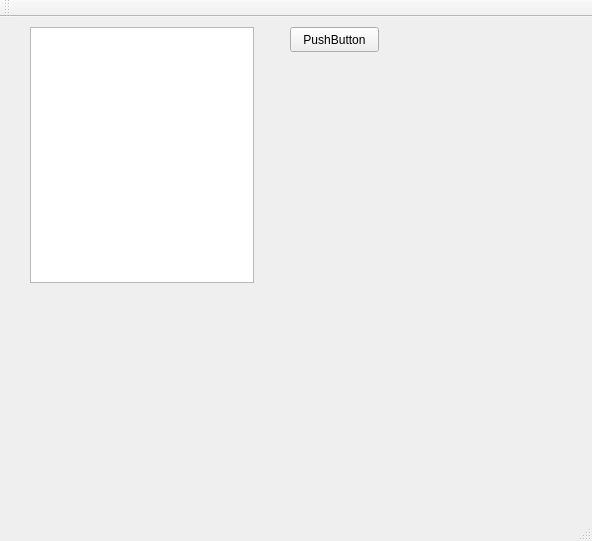
This is invaders_qt/invaders/mainwindow.ui in McMm77/8080 as Qt 5 draws it before an edit. The edited form follows.
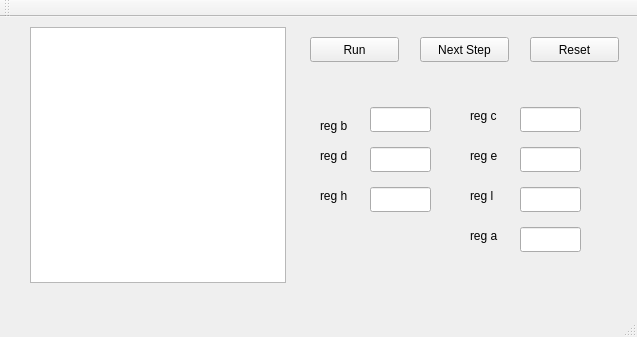
This is the edited form.

```diff
--- a/invaders_qt/invaders/mainwindow.ui
+++ b/invaders_qt/invaders/mainwindow.ui
@@ -6,8 +6,8 @@
    <rect>
     <x>0</x>
     <y>0</y>
-    <width>592</width>
-    <height>541</height>
+    <width>637</width>
+    <height>337</height>
    </rect>
   </property>
   <property name="sizePolicy">
@@ -31,7 +31,7 @@
      <rect>
       <x>30</x>
       <y>10</y>
-      <width>224</width>
+      <width>256</width>
       <height>256</height>
      </rect>
     </property>
@@ -43,13 +43,13 @@
     </property>
     <property name="minimumSize">
      <size>
-      <width>224</width>
+      <width>256</width>
       <height>256</height>
      </size>
     </property>
     <property name="maximumSize">
      <size>
-      <width>224</width>
+      <width>256</width>
       <height>256</height>
      </size>
     </property>
@@ -57,14 +57,214 @@
    <widget class="QPushButton" name="emulation_trigger">
     <property name="geometry">
      <rect>
-      <x>290</x>
-      <y>10</y>
+      <x>310</x>
+      <y>20</y>
       <width>89</width>
       <height>25</height>
      </rect>
     </property>
     <property name="text">
-     <string>PushButton</string>
+     <string>Run</string>
+    </property>
+   </widget>
+   <widget class="QPushButton" name="step_button">
+    <property name="geometry">
+     <rect>
+      <x>420</x>
+      <y>20</y>
+      <width>89</width>
+      <height>25</height>
+     </rect>
+    </property>
+    <property name="text">
+     <string>Next Step</string>
+    </property>
+   </widget>
+   <widget class="QPushButton" name="reset_button">
+    <property name="geometry">
+     <rect>
+      <x>530</x>
+      <y>20</y>
+      <width>89</width>
+      <height>25</height>
+     </rect>
+    </property>
+    <property name="text">
+     <string>Reset</string>
+    </property>
+   </widget>
+   <widget class="QLineEdit" name="reg_b_edit">
+    <property name="geometry">
+     <rect>
+      <x>370</x>
+      <y>90</y>
+      <width>61</width>
+      <height>25</height>
+     </rect>
+    </property>
+   </widget>
+   <widget class="QLineEdit" name="reg_c_edit">
+    <property name="geometry">
+     <rect>
+      <x>520</x>
+      <y>90</y>
+      <width>61</width>
+      <height>25</height>
+     </rect>
+    </property>
+   </widget>
+   <widget class="QLineEdit" name="reg_d_edit">
+    <property name="geometry">
+     <rect>
+      <x>370</x>
+      <y>130</y>
+      <width>61</width>
+      <height>25</height>
+     </rect>
+    </property>
+   </widget>
+   <widget class="QLineEdit" name="reg_e_edit">
+    <property name="geometry">
+     <rect>
+      <x>520</x>
+      <y>130</y>
+      <width>61</width>
+      <height>25</height>
+     </rect>
+    </property>
+   </widget>
+   <widget class="QLineEdit" name="reg_h_edit">
+    <property name="geometry">
+     <rect>
+      <x>370</x>
+      <y>170</y>
+      <width>61</width>
+      <height>25</height>
+     </rect>
+    </property>
+   </widget>
+   <widget class="QLineEdit" name="reg_l_edit">
+    <property name="geometry">
+     <rect>
+      <x>520</x>
+      <y>170</y>
+      <width>61</width>
+      <height>25</height>
+     </rect>
+    </property>
+   </widget>
+   <widget class="QLineEdit" name="reg_a_edit">
+    <property name="geometry">
+     <rect>
+      <x>520</x>
+      <y>210</y>
+      <width>61</width>
+      <height>25</height>
+     </rect>
+    </property>
+   </widget>
+   <widget class="QLabel" name="reg_b_label">
+    <property name="geometry">
+     <rect>
+      <x>320</x>
+      <y>100</y>
+      <width>41</width>
+      <height>17</height>
+     </rect>
+    </property>
+    <property name="text">
+     <string>reg b</string>
+    </property>
+   </widget>
+   <widget class="QLabel" name="reg_b_label_2">
+    <property name="geometry">
+     <rect>
+      <x>470</x>
+      <y>90</y>
+      <width>41</width>
+      <height>17</height>
+     </rect>
+    </property>
+    <property name="text">
+     <string>reg c</string>
+    </property>
+   </widget>
+   <widget class="QLabel" name="reg_b_label_3">
+    <property name="geometry">
+     <rect>
+      <x>320</x>
+      <y>130</y>
+      <width>41</width>
+      <height>17</height>
+     </rect>
+    </property>
+    <property name="text">
+     <string>reg d</string>
+    </property>
+   </widget>
+   <widget class="QLabel" name="reg_b_label_4">
+    <property name="geometry">
+     <rect>
+      <x>470</x>
+      <y>130</y>
+      <width>41</width>
+      <height>17</height>
+     </rect>
+    </property>
+    <property name="text">
+     <string>reg e</string>
+    </property>
+   </widget>
+   <widget class="QLabel" name="reg_b_label_5">
+    <property name="geometry">
+     <rect>
+      <x>320</x>
+      <y>170</y>
+      <width>41</width>
+      <height>17</height>
+     </rect>
+    </property>
+    <property name="text">
+     <string>reg h</string>
+    </property>
+   </widget>
+   <widget class="QLabel" name="reg_b_label_6">
+    <property name="geometry">
+     <rect>
+      <x>470</x>
+      <y>170</y>
+      <width>41</width>
+      <height>17</height>
+     </rect>
+    </property>
+    <property name="text">
+     <string>reg l</string>
+    </property>
+   </widget>
+   <widget class="QLabel" name="reg_b_label_7">
+    <property name="geometry">
+     <rect>
+      <x>470</x>
+      <y>210</y>
+      <width>41</width>
+      <height>17</height>
+     </rect>
+    </property>
+    <property name="text">
+     <string>reg a</string>
+    </property>
+   </widget>
+   <widget class="QLabel" name="ass_label">
+    <property name="geometry">
+     <rect>
+      <x>320</x>
+      <y>250</y>
+      <width>281</width>
+      <height>31</height>
+     </rect>
+    </property>
+    <property name="text">
+     <string/>
     </property>
    </widget>
   </widget>
```
Left out of the diff: 2 changed lines with no effect on the pictures.
